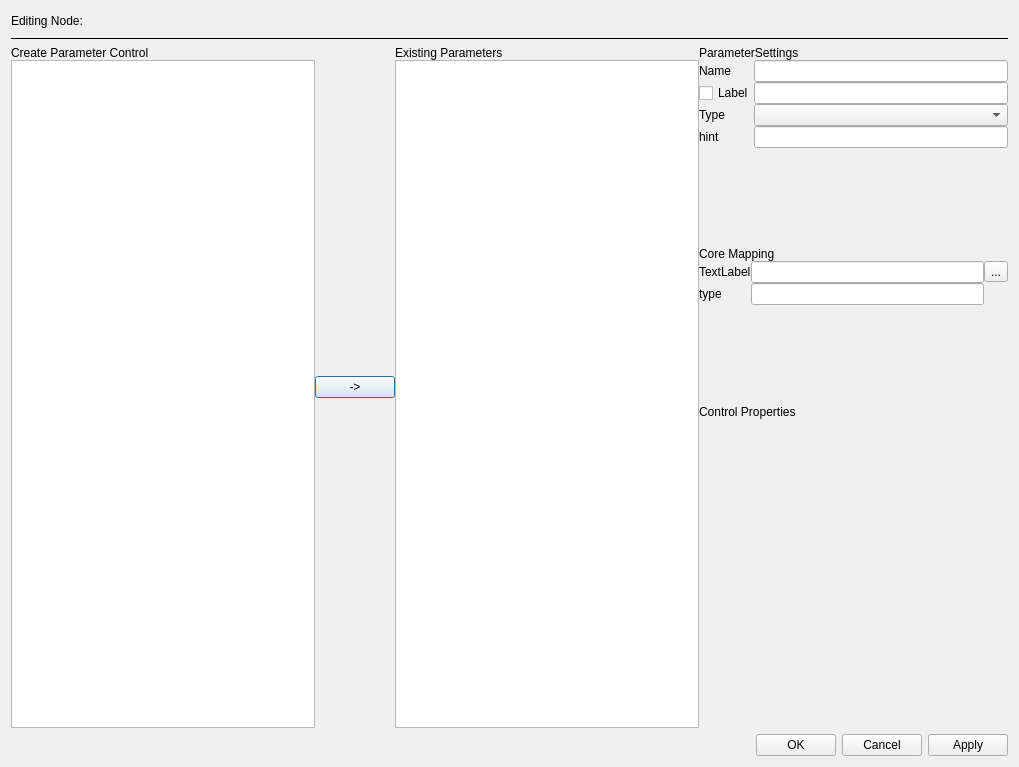
zenustech/zeno, file ui/zenoedit/dialog/zeditparamlayoutdlg.ui: the form before one commit.
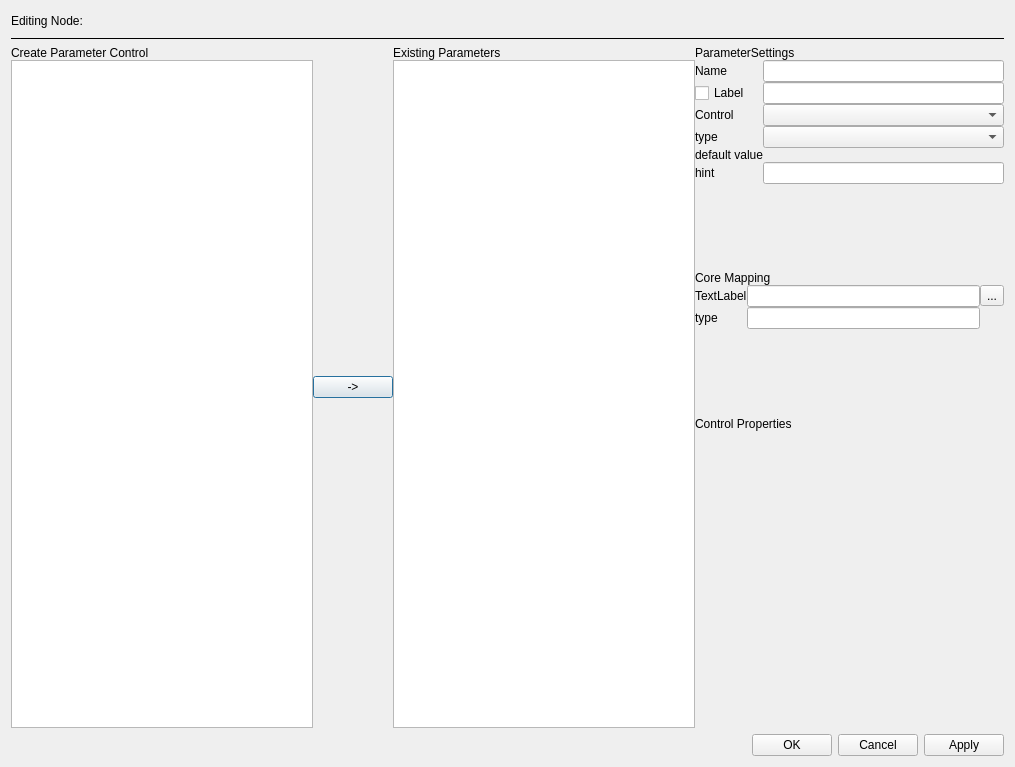
The form after the commit.

Commit message: [dev] custom param 85%: fulfill custom param dialog, including type/control switch, property settings and value edit.

The edit to the form file:
```diff
--- a/ui/zenoedit/dialog/zeditparamlayoutdlg.ui
+++ b/ui/zenoedit/dialog/zeditparamlayoutdlg.ui
@@ -6,7 +6,7 @@
    <rect>
     <x>0</x>
     <y>0</y>
-    <width>1019</width>
+    <width>1015</width>
     <height>767</height>
    </rect>
   </property>
@@ -126,8 +126,25 @@
        </item>
        <item>
         <layout class="QGridLayout" name="gridLayout">
-         <item row="0" column="1">
-          <widget class="QLineEdit" name="editName"/>
+         <item row="5" column="0">
+          <widget class="QLabel" name="label_5">
+           <property name="text">
+            <string>hint</string>
+           </property>
+          </widget>
+         </item>
+         <item row="3" column="1">
+          <widget class="QComboBox" name="cbTypes"/>
+         </item>
+         <item row="1" column="1">
+          <widget class="QLineEdit" name="editLabel"/>
+         </item>
+         <item row="2" column="0">
+          <widget class="QLabel" name="label_4">
+           <property name="text">
+            <string>Control</string>
+           </property>
+          </widget>
          </item>
          <item row="0" column="0">
           <widget class="QLabel" name="label_3">
@@ -143,29 +160,32 @@
            </property>
           </widget>
          </item>
-         <item row="2" column="0">
-          <widget class="QLabel" name="label_4">
-           <property name="text">
-            <string>Type</string>
-           </property>
-          </widget>
-         </item>
-         <item row="1" column="1">
-          <widget class="QLineEdit" name="editLabel"/>
-         </item>
-         <item row="2" column="1">
-          <widget class="QComboBox" name="cbControl"/>
+         <item row="0" column="1">
+          <widget class="QLineEdit" name="editName"/>
          </item>
          <item row="3" column="0">
-          <widget class="QLabel" name="label_5">
+          <widget class="QLabel" name="lblType">
            <property name="text">
-            <string>hint</string>
+            <string>type</string>
            </property>
           </widget>
          </item>
-         <item row="3" column="1">
+         <item row="5" column="1">
           <widget class="QLineEdit" name="editHint"/>
          </item>
+         <item row="2" column="1">
+          <widget class="QComboBox" name="cbControl"/>
+         </item>
+         <item row="4" column="0">
+          <widget class="QLabel" name="lblDefaultValue">
+           <property name="text">
+            <string>default value</string>
+           </property>
+          </widget>
+         </item>
+         <item row="4" column="1">
+          <widget class="QWidget" name="widget" native="true"/>
+         </item>
         </layout>
        </item>
        <item>
```
The commit also changes 6 other files.
